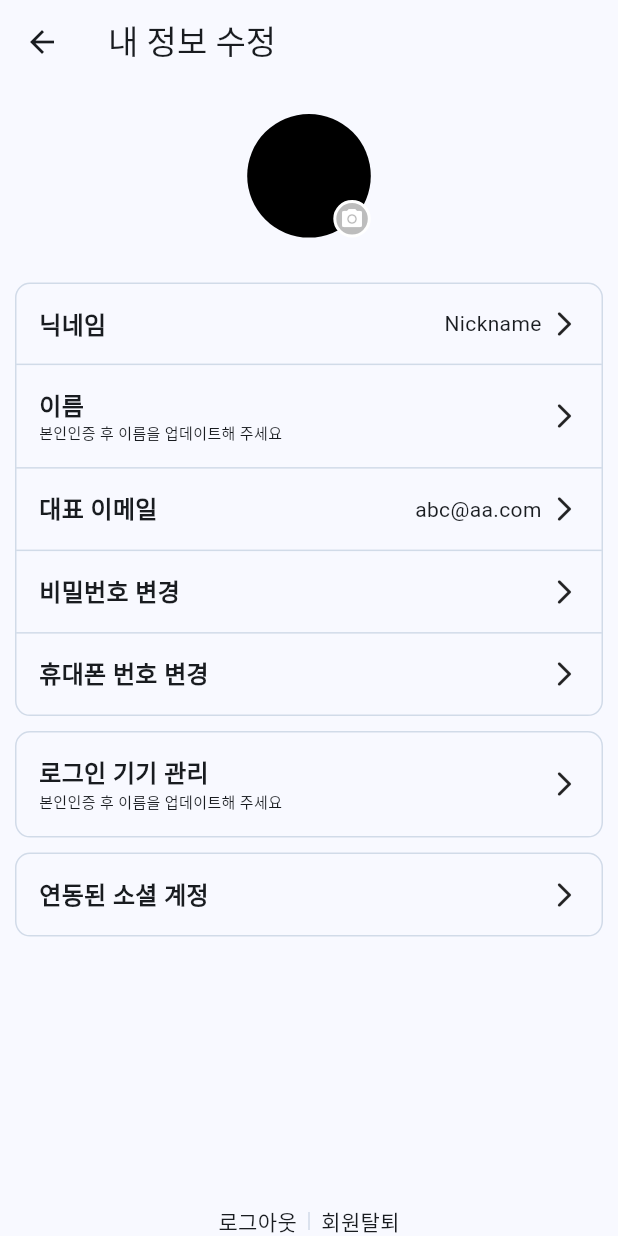
After one commit to justddan/Angel_Eats_Test, a Flutter app: the EditScreen screen opened directly, on a phone screen of 412 x 824 dp. The commit adds this screen. Run offline on Flutter 3.47's test engine with Material 3 defaults, Android fonts, the phone set to English and light mode, and no system bars; our stand-ins replace geolocator, go_router; missing offline and left inert: flutter_naver_map.

Commit message:
내 정보 수정 페이지 퍼블리시

```diff
--- /dev/null
+++ b/lib/features/edit/views/edit_screen.dart
@@ -0,0 +1,198 @@
+import 'package:angel_eats_test/constants/gaps.dart';
+import 'package:angel_eats_test/features/edit/views/widgets/edit_list_item.dart';
+import 'package:flutter/material.dart';
+
+class EditMenuModel {
+  final String path;
+  final String title;
+  final Widget? subtitleWidget;
+  final Widget? contentWidget;
+
+  EditMenuModel({
+    required this.path,
+    required this.title,
+    this.subtitleWidget,
+    this.contentWidget,
+  });
+}
+
+class EditScreen extends StatelessWidget {
+  static String routeName = "edit";
+  static String routeURL = "/edit";
+
+  const EditScreen({super.key});
+
+  @override
+  Widget build(BuildContext context) {
+    final colorScheme = Theme.of(context).colorScheme;
+
+    final List<EditMenuModel> editList = [
+      EditMenuModel(
+        path: "",
+        title: "닉네임",
+        contentWidget: const Text("Nickname"),
+      ),
+      EditMenuModel(
+        path: "",
+        title: "이름",
+        subtitleWidget: const Text(
+          "본인인증 후 이름을 업데이트해 주세요",
+          style: TextStyle(
+            fontSize: 10,
+          ),
+        ),
+      ),
+      EditMenuModel(
+        path: "",
+        title: "대표 이메일",
+        contentWidget: const Text("abc@aa.com"),
+      ),
+      EditMenuModel(
+        path: "",
+        title: "비밀번호 변경",
+      ),
+      EditMenuModel(
+        path: "",
+        title: "휴대폰 번호 변경",
+      ),
+    ];
+    return Scaffold(
+      appBar: AppBar(
+        title: const Text("내 정보 수정"),
+      ),
+      body: SafeArea(
+        child: Padding(
+          padding: const EdgeInsets.symmetric(horizontal: 10.0),
+          child: Column(
+            mainAxisAlignment: MainAxisAlignment.spaceBetween,
+            crossAxisAlignment: CrossAxisAlignment.stretch,
+            children: [
+              Column(
+                children: [
+                  Padding(
+                    padding: const EdgeInsets.symmetric(
+                      vertical: 20,
+                    ),
+                    child: Stack(
+                      children: [
+                        SizedBox(
+                          width: MediaQuery.of(context).size.width * 0.2,
+                          child: AspectRatio(
+                            aspectRatio: 1,
+                            child: Container(
+                              decoration: BoxDecoration(
+                                color: Colors.black,
+                                borderRadius: BorderRadius.circular(100),
+                              ),
+                            ),
+                          ),
+                        ),
+                        Positioned(
+                          right: 0,
+                          bottom: 0,
+                          child: SizedBox(
+                            width: 25,
+                            child: AspectRatio(
+                              aspectRatio: 1,
+                              child: Container(
+                                decoration: BoxDecoration(
+                                  color: Colors.grey[400],
+                                  borderRadius: BorderRadius.circular(100),
+                                  border: Border.all(
+                                    width: 2,
+                                    color: Colors.white,
+                                  ),
+                                ),
+                                child: const Icon(
+                                  Icons.camera_alt,
+                                  color: Colors.white,
+                                  size: 16,
+                                ),
+                              ),
+                            ),
+                          ),
+                        ),
+                      ],
+                    ),
+                  ),
+                  Gaps.v10,
+                  Container(
+                    decoration: BoxDecoration(
+                      border: Border.all(
+                        color: colorScheme.primary.withOpacity(.2),
+                      ),
+                      borderRadius: BorderRadius.circular(10),
+                    ),
+                    child: ListView.separated(
+                      shrinkWrap: true,
+                      physics: const NeverScrollableScrollPhysics(),
+                      padding: EdgeInsets.zero,
+                      itemBuilder: (context, index) {
+                        return EditListItem(
+                          title: editList[index].title,
+                          subtitleWidget: editList[index].subtitleWidget,
+                          contentWidget: editList[index].contentWidget,
+                        );
+                      },
+                      separatorBuilder: (context, index) {
+                        return Divider(
+                          thickness: 1,
+                          height: 1,
+                          color: colorScheme.primary.withOpacity(.2),
+                        );
+                      },
+                      itemCount: editList.length,
+                    ),
+                  ),
+                  Gaps.v10,
+                  Container(
+                    decoration: BoxDecoration(
+                      border: Border.all(
+                        color: colorScheme.primary.withOpacity(.2),
+                      ),
+                      borderRadius: BorderRadius.circular(10),
+                    ),
+                    child: const EditListItem(
+                      title: "로그인 기기 관리",
+                      subtitleWidget: Text(
+                        "본인인증 후 이름을 업데이트해 주세요",
+                        style: TextStyle(
+                          fontSize: 10,
+                        ),
+                      ),
+                    ),
+                  ),
+                  Gaps.v10,
+                  Container(
+                    decoration: BoxDecoration(
+                      border: Border.all(
+                        color: colorScheme.primary.withOpacity(.2),
+                      ),
+                      borderRadius: BorderRadius.circular(10),
+                    ),
+                    child: const EditListItem(
+                      title: "연동된 소셜 계정",
+                    ),
+                  ),
+                ],
+              ),
+              Row(
+                mainAxisAlignment: MainAxisAlignment.center,
+                children: [
+                  const Text("로그아웃"),
+                  SizedBox(
+                    height: 12,
+                    child: VerticalDivider(
+                      color: colorScheme.primary.withOpacity(.2),
+                    ),
+                  ),
+                  const Text("회원탈퇴"),
+                ],
+              )
+            ],
+          ),
+        ),
+      ),
+    );
+  }
+}
--- /dev/null
+++ b/lib/features/edit/views/widgets/edit_list_item.dart
@@ -0,0 +1,51 @@
+import 'package:angel_eats_test/constants/gaps.dart';
+import 'package:flutter/material.dart';
+
+class EditListItem extends StatelessWidget {
+  const EditListItem({
+    super.key,
+    required this.title,
+    this.subtitleWidget,
+    this.contentWidget,
+  });
+
+  final String title;
+  final Widget? subtitleWidget;
+  final Widget? contentWidget;
+
+  @override
+  Widget build(BuildContext context) {
+    return Padding(
+      padding: const EdgeInsets.all(15),
+      child: Row(
+        mainAxisAlignment: MainAxisAlignment.spaceBetween,
+        children: [
+          Column(
+            crossAxisAlignment: CrossAxisAlignment.start,
+            children: [
+              Text(
+                title,
+                style: const TextStyle(
+                  fontSize: 16,
+                  fontWeight: FontWeight.bold,
+                ),
+              ),
+              subtitleWidget ?? Container(),
+            ],
+          ),
+          Row(
+            children: [
+              // Text("닉네임"),
+              contentWidget ?? Container(),
+              Gaps.h5,
+              const Icon(
+                Icons.arrow_forward_ios_rounded,
+                size: 20,
+              ),
+            ],
+          )
+        ],
+      ),
+    );
+  }
+}
--- a/lib/features/user/views/mypage_screen.dart
+++ b/lib/features/user/views/mypage_screen.dart
@@ -1,5 +1,7 @@
 import 'package:angel_eats_test/constants/gaps.dart';
+import 'package:angel_eats_test/features/edit/views/edit_screen.dart';
 import 'package:flutter/material.dart';
+import 'package:go_router/go_router.dart';
 
 class MyPageScreen extends StatelessWidget {
   const MyPageScreen({super.key});
@@ -7,6 +9,10 @@ class MyPageScreen extends StatelessWidget {
   @override
   Widget build(BuildContext context) {
     final colorScheme = Theme.of(context).colorScheme;
+
+    goEditSceen() {
+      context.pushNamed(EditScreen.routeName);
+    }
 
     return Scaffold(
         appBar: AppBar(
@@ -49,7 +55,9 @@ class MyPageScreen extends StatelessWidget {
                     child: Column(
                       crossAxisAlignment: CrossAxisAlignment.start,
                       children: [
-                        const Row(
+                        GestureDetector(
+                          onTap: goEditSceen,
+                          child: const Row(
                             crossAxisAlignment: CrossAxisAlignment.center,
                             children: [
                               Text(
@@ -72,6 +80,7 @@ class MyPageScreen extends StatelessWidget {
                                 size: 20,
                               ),
                             ],
+                          ),
                         ),
                         Gaps.v10,
                         IntrinsicHeight(
--- a/lib/router.dart
+++ b/lib/router.dart
@@ -1,5 +1,6 @@
 import 'package:angel_eats_test/common/widgets/main_navigation/main_navigation_screen.dart';
 import 'package:angel_eats_test/features/detail/views/detail_screen.dart';
+import 'package:angel_eats_test/features/edit/views/edit_screen.dart';
 import 'package:angel_eats_test/features/history/views/history_detail_screen.dart';
 import 'package:go_router/go_router.dart';
 
@@ -53,6 +54,11 @@ final router = GoRouter(
           path: DetailScreen.routeURL,
           builder: (context, state) => const DetailScreen(),
         ),
+        GoRoute(
+          name: EditScreen.routeName,
+          path: EditScreen.routeURL,
+          builder: (context, state) => const EditScreen(),
+        ),
         // 팝업 시도
         // GoRoute(
         //   name: BookmarkScreen.routeName,
```
Lines whose indentation alone changed are shown as unchanged.
